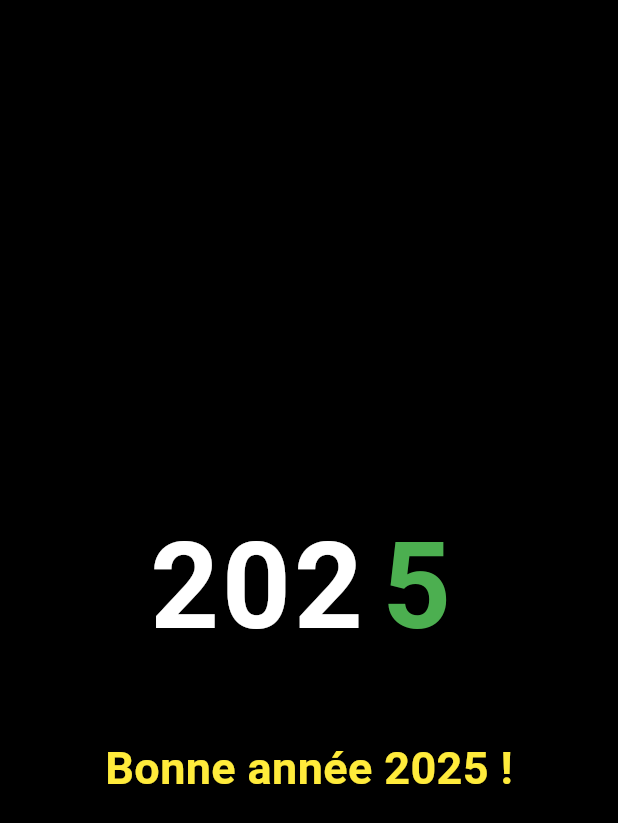
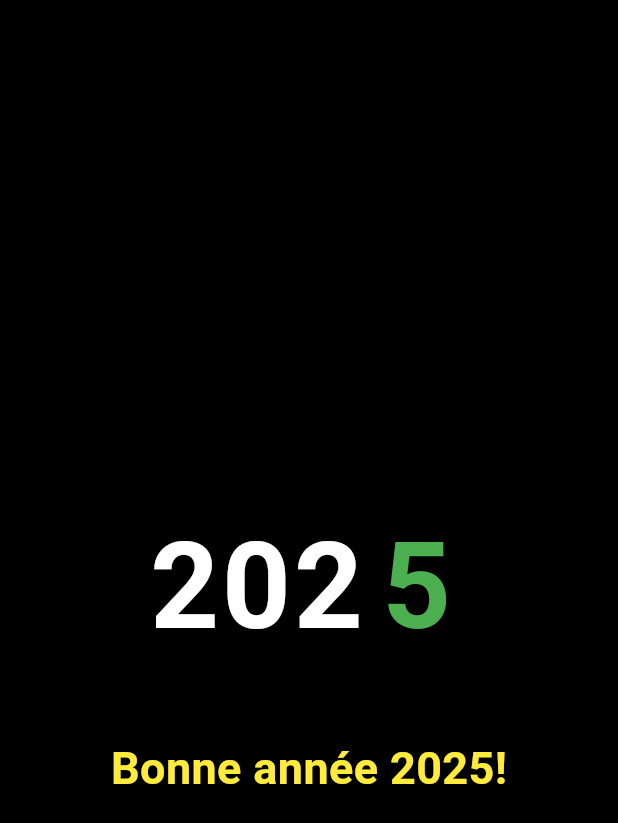
Before and after one commit to lecodeur228/happy_new_year_2025, a Flutter app: the screen it shows after launch, on a phone screen of 412 x 824 dp. Shown: the top 823 px of the screen. Run offline on Flutter 3.47's test engine with Material 3 defaults, Android fonts, the phone set to English and light mode, and no system bars; Roboto replaces fonts that are missing (Cursive).

Commit message:
last push of the year 2024

```diff
--- a/lib/bonne_arrivee2025_screen.dart
+++ b/lib/bonne_arrivee2025_screen.dart
@@ -1,6 +1,3 @@
-
-
-
 import 'dart:math';
 
 import 'package:flutter/material.dart';
@@ -64,7 +61,6 @@ class _BonneArrivee2025ScreenState extends State<BonneArrivee2025Screen>
         // Délai pour faire apparaître les explosions séquentiellement
         _triggerSequentialExplosions();
 
-
         Future.delayed(const Duration(seconds: 2), () {
           if (mounted) {
             setState(() {
@@ -96,7 +92,7 @@ class _BonneArrivee2025ScreenState extends State<BonneArrivee2025Screen>
     Future.delayed(const Duration(milliseconds: 100), () {
       if (_currentCharIndex < _textLength) {
         setState(() {
-          _displayedText += "Bonne année 2025 !"[_currentCharIndex];
+          _displayedText += "Bonne année 2025!"[_currentCharIndex];
           _currentCharIndex++;
         });
         _animateText();
@@ -142,7 +138,7 @@ class _BonneArrivee2025ScreenState extends State<BonneArrivee2025Screen>
                         letterSpacing: 2.0,
                         shadows: [
                           Shadow(
-        offset: Offset(2.0, 2.0),
+                            offset: const Offset(2.0, 2.0),
                             blurRadius: 3.0,
                             color: Colors.black.withOpacity(0.5),
                           ),
@@ -161,7 +157,7 @@ SizedBox(
                               builder: (context, child) {
                                 return Transform.translate(
                                   offset: Offset(0, _animation4Move.value),
-              child:  Text(
+                                  child: Text(
                                     "4",
                                     style: TextStyle(
                                       color: Colors.red,
@@ -171,7 +167,7 @@ SizedBox(
                                       letterSpacing: 2.0,
                                       shadows: [
                                         Shadow(
-                      offset: Offset(2.0, 2.0),
+                                          offset: const Offset(2.0, 2.0),
                                           blurRadius: 3.0,
                                           color: Colors.black.withOpacity(0.5),
                                         ),
@@ -191,7 +187,7 @@ SizedBox(
                             builder: (context, child) {
                               return Transform.translate(
                                 offset: Offset(0, _animation5.value),
-            child:  Text(
+                                child: Text(
                                   "5",
                                   style: TextStyle(
                                     color: Colors.green,
@@ -201,7 +197,7 @@ SizedBox(
                                     letterSpacing: 2.0,
                                     shadows: [
                                       Shadow(
-                    offset: Offset(2.0, 2.0),
+                                        offset: const Offset(2.0, 2.0),
                                         blurRadius: 3.0,
                                         color: Colors.black.withOpacity(0.5),
                                       ),
@@ -214,7 +210,6 @@ SizedBox(
                         ],
                       ),
                     ),
-
                   ],
                 ),
                 if (_showMessage)
```
Lines whose indentation alone changed are shown as unchanged.
